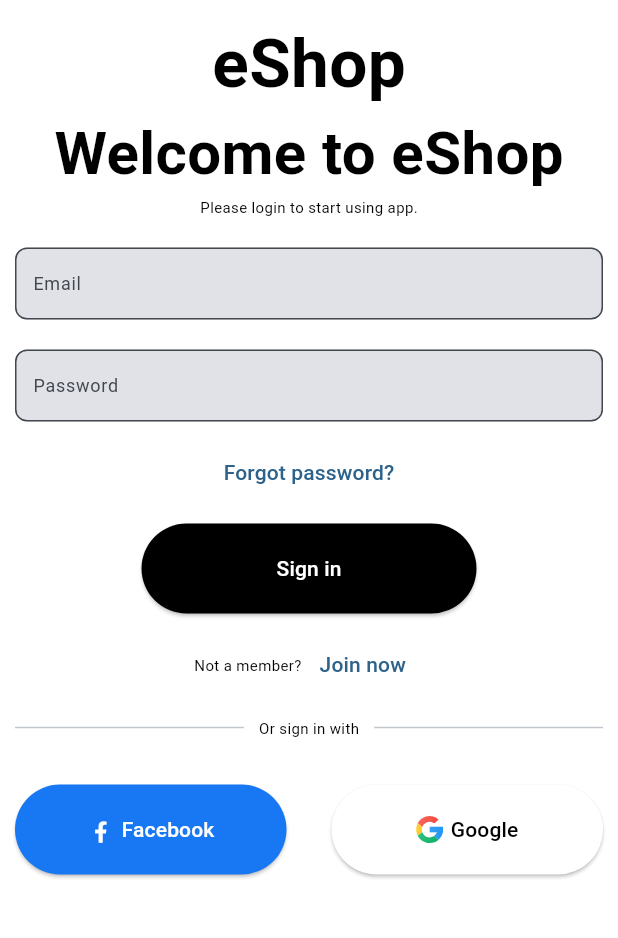
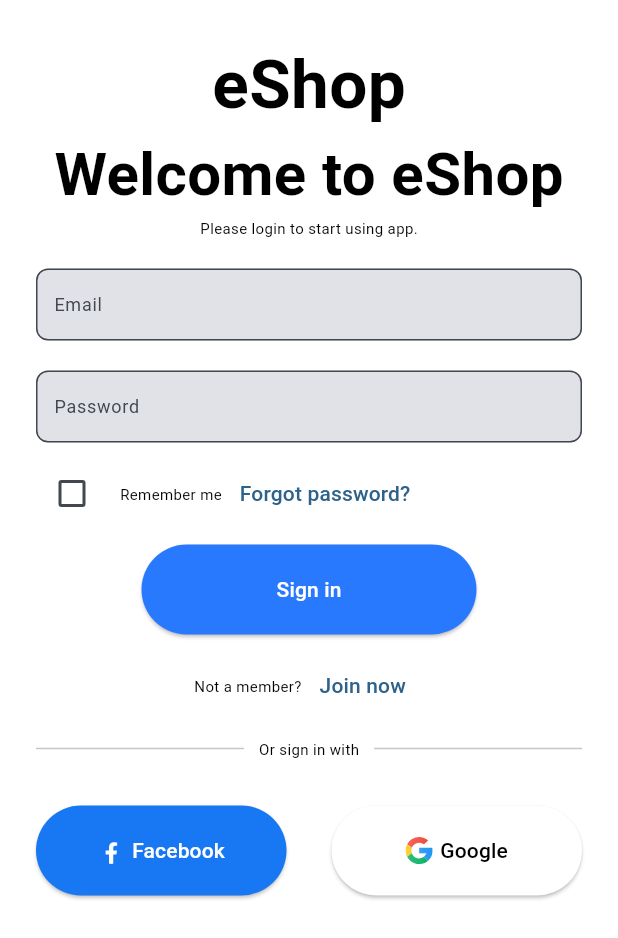
Before and after one commit to ngocnam11/e_shop, a Flutter app: the screen it shows after launch, on a phone screen of 412 x 824 dp. Shown: the top 938 px of the screen. Run offline on Flutter 3.47's test engine with Material 2 defaults, Android fonts, the phone set to English and light mode, and no system bars; our stand-ins replace flutter_svg.

Commit message:
add Remember me

```diff
--- a/lib/screens/login_screen.dart
+++ b/lib/screens/login_screen.dart
@@ -1,20 +1,27 @@
-import 'package:e_shop/router/router.dart';
 import 'package:flutter/material.dart';
 
+import '../router/router.dart';
 import '../widgets/custom_button.dart';
 import '../widgets/text_field_input.dart';
 
-class LoginScreen extends StatelessWidget {
-  LoginScreen({Key? key}) : super(key: key);
+class LoginScreen extends StatefulWidget {
+  const LoginScreen({Key? key}) : super(key: key);
 
+  @override
+  State<LoginScreen> createState() => _LoginScreenState();
+}
+
+class _LoginScreenState extends State<LoginScreen> {
   final TextEditingController emailController = TextEditingController();
   final TextEditingController passwordController = TextEditingController();
+
+  bool _rememberMe = false;
 
   @override
   Widget build(BuildContext context) {
     return Scaffold(
       body: Padding(
-        padding: const EdgeInsets.all(10),
+        padding: const EdgeInsets.all(24),
         child: Column(
           children: <Widget>[
             const Text(
@@ -42,11 +49,25 @@ class LoginScreen extends StatelessWidget {
               isPass: true,
             ),
             const SizedBox(height: 10),
-            TextButton(
-              onPressed: () {
-                Navigator.of(context).pushNamed(AppRouter.forgotPassword);
-              },
-              child: const Text('Forgot password?'),
+            Row(
+              children: <Widget>[
+                Checkbox(
+                  value: _rememberMe,
+                  onChanged: (checkValue) {
+                    setState(() {
+                      _rememberMe = checkValue!;
+                    });
+                  },
+                ),
+                SizedBox(width: 8),
+                Text('Remember me'),
+                TextButton(
+                  onPressed: () {
+                    Navigator.of(context).pushNamed(AppRouter.forgotPassword);
+                  },
+                  child: const Text('Forgot password?'),
+                ),
+              ],
             ),
             const SizedBox(height: 10),
             ElevatedButton(
@@ -54,7 +75,7 @@ class LoginScreen extends StatelessWidget {
                 Navigator.of(context).pushNamed(AppRouter.home);
               },
               style: ElevatedButton.styleFrom(
-                primary: Colors.black,
+                primary: Colors.blueAccent[400],
                 padding: const EdgeInsets.symmetric(
                   horizontal: 90,
                   vertical: 20,
```
